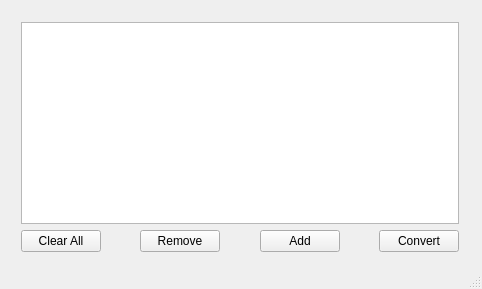
First picture: the form in QConverter/mainwindow.ui, repository diepdtnse03145/Nook-HD-Manga-Converter, before the edit.
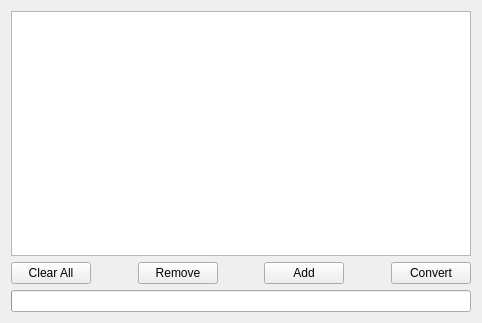
Second picture: the form after the edit.

Diff of the .ui file:
```diff
--- a/QConverter/mainwindow.ui
+++ b/QConverter/mainwindow.ui
@@ -7,7 +7,7 @@
     <x>0</x>
     <y>0</y>
     <width>482</width>
-    <height>289</height>
+    <height>323</height>
    </rect>
   </property>
   <property name="sizePolicy">
@@ -20,20 +20,11 @@
    <string>MainWindow</string>
   </property>
   <widget class="QWidget" name="centralWidget">
-   <widget class="QWidget" name="layoutWidget">
-    <property name="geometry">
-     <rect>
-      <x>10</x>
-      <y>11</y>
-      <width>460</width>
-      <height>252</height>
-     </rect>
-    </property>
-    <layout class="QVBoxLayout" name="verticalLayout">
-     <item>
+   <layout class="QGridLayout" name="gridLayout">
+    <item row="0" column="0">
       <widget class="QListWidget" name="listWidget"/>
      </item>
-     <item>
+    <item row="1" column="0">
       <layout class="QHBoxLayout" name="horizontalLayout">
        <item>
         <widget class="QPushButton" name="clearAllButton">
@@ -104,10 +95,18 @@
        </item>
       </layout>
      </item>
-    </layout>
-   </widget>
-  </widget>
-  <widget class="QStatusBar" name="statusBar"/>
+    <item row="2" column="0">
+     <widget class="QProgressBar" name="progressBar">
+      <property name="value">
+       <number>0</number>
+      </property>
+      <property name="textVisible">
+       <bool>false</bool>
+      </property>
+     </widget>
+    </item>
+   </layout>
+  </widget>
  </widget>
  <layoutdefault spacing="6" margin="11"/>
  <resources/>
```
Lines whose indentation alone changed are shown as unchanged.
